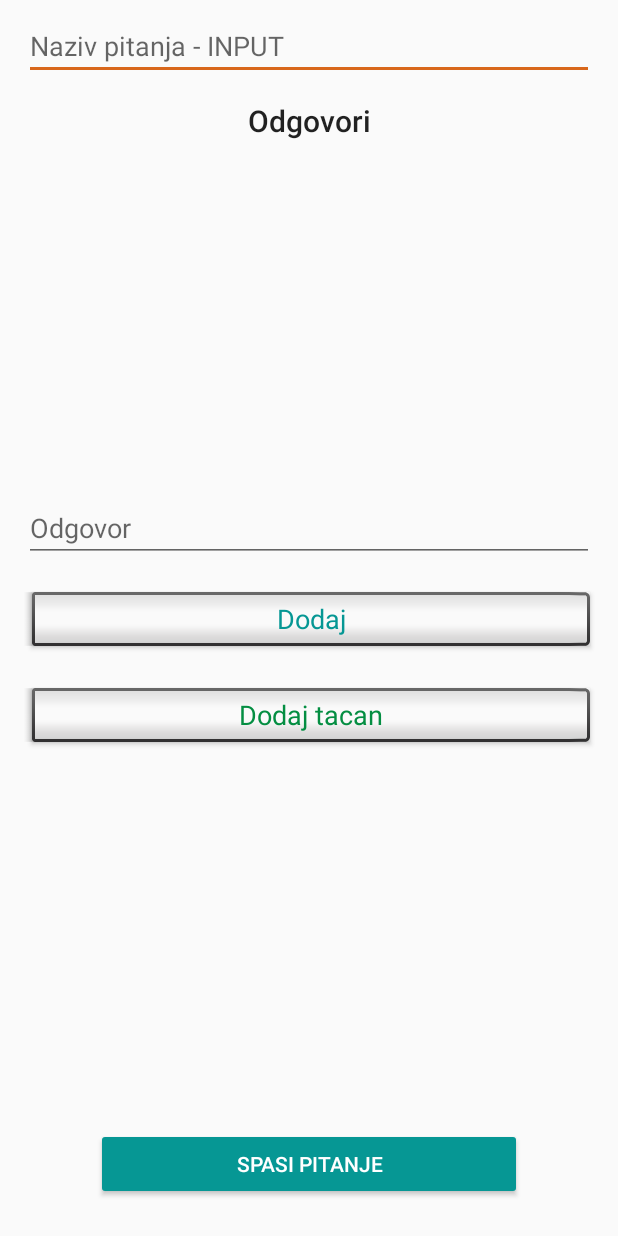
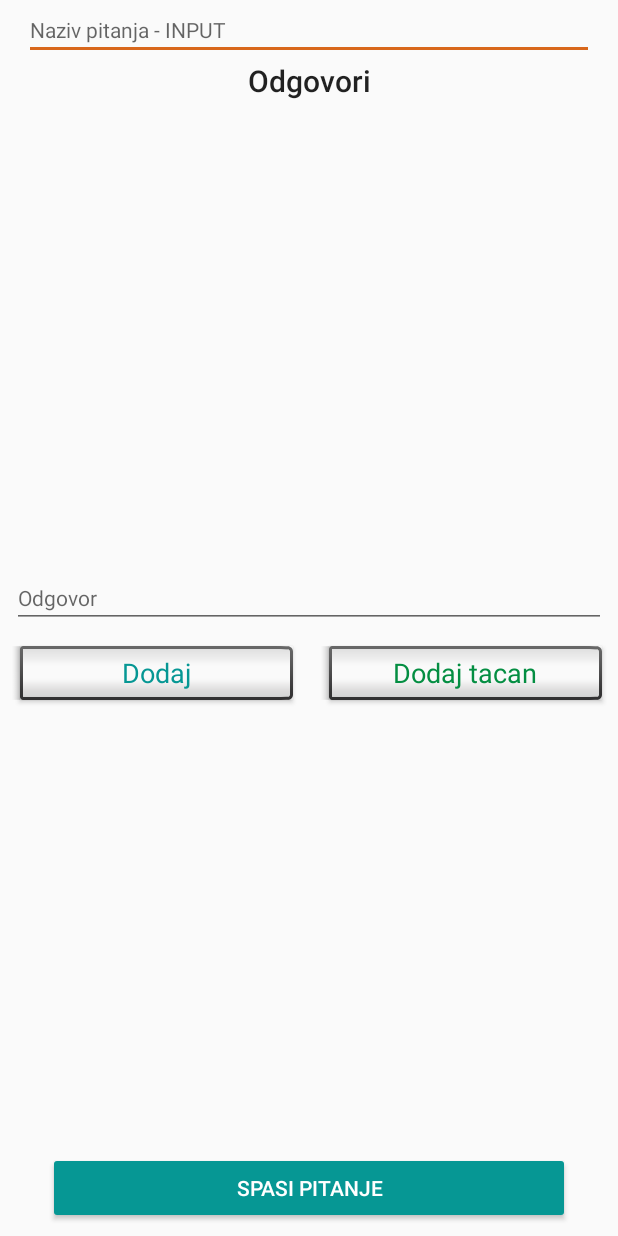
Before and after one commit to mand0ne/android-quiz-app, an Android app: the layout activity_dodaj_pitanje_akt.xml on its own in the app's theme, with its tools: preview values and no code run, on a phone screen of 412 x 824 dp. Run offline under Robolectric (Android 15) with nearby library versions, the phone set to English and light mode, and no system bars.

Commit message:
Izmjene u layout-ima

```diff
--- a/app/src/main/res/layout/activity_dodaj_kviz_akt.xml
+++ b/app/src/main/res/layout/activity_dodaj_kviz_akt.xml
@@ -12,7 +12,6 @@
         android:layout_width="0dp"
         android:layout_height="wrap_content"
         android:layout_marginStart="16dp"
-        android:layout_marginTop="8dp"
         android:layout_marginEnd="16dp"
         android:backgroundTint="#ff000000"
         android:backgroundTintMode="src_in"
@@ -27,8 +26,9 @@
         android:layout_width="0dp"
         android:layout_height="wrap_content"
         android:layout_marginStart="16dp"
-        android:layout_marginTop="8dp"
+        android:layout_marginTop="4dp"
         android:layout_marginEnd="16dp"
+        android:layout_marginBottom="-4dp"
         android:clickable="true"
         android:cursorVisible="true"
         android:ems="10"
@@ -47,7 +47,6 @@
         android:layout_width="wrap_content"
         android:layout_height="wrap_content"
         android:layout_marginStart="8dp"
-        android:layout_marginTop="8dp"
         android:layout_marginEnd="8dp"
         android:text="@string/pitanjaLabel"
         android:textAppearance="@style/TextAppearance.AppCompat.Small"
--- a/app/src/main/res/layout/activity_dodaj_pitanje_akt.xml
+++ b/app/src/main/res/layout/activity_dodaj_pitanje_akt.xml
@@ -13,12 +13,13 @@
         android:layout_width="0dp"
         android:layout_height="wrap_content"
         android:layout_marginStart="16dp"
-        android:layout_marginTop="8dp"
         android:layout_marginEnd="16dp"
         android:ems="10"
         android:hint="@string/etNazivPitanja"
         android:inputType="textPersonName|text"
+        android:textAppearance="@style/TextAppearance.AppCompat.Small"
         app:layout_constraintEnd_toEndOf="parent"
+        app:layout_constraintHorizontal_bias="0.0"
         app:layout_constraintStart_toStartOf="parent"
         app:layout_constraintTop_toTopOf="parent" />
 
@@ -27,57 +28,56 @@
         android:layout_width="wrap_content"
         android:layout_height="wrap_content"
         android:layout_marginStart="8dp"
-        android:layout_marginTop="24dp"
         android:layout_marginEnd="8dp"
-        android:layout_marginBottom="16dp"
         android:text="@string/labelOdgovori"
         android:textAppearance="@style/TextAppearance.AppCompat.Widget.ActionBar.Title"
-        app:layout_constraintBottom_toTopOf="@+id/guideline"
+        app:layout_constraintBottom_toTopOf="@+id/lvOdgovori"
         app:layout_constraintEnd_toEndOf="parent"
+        app:layout_constraintHorizontal_bias="0.5"
         app:layout_constraintStart_toStartOf="parent"
         app:layout_constraintTop_toBottomOf="@+id/etNaziv" />
 
     <ListView
         android:id="@+id/lvOdgovori"
-        android:layout_width="match_parent"
+        android:layout_width="0dp"
         android:layout_height="0dp"
         android:layout_marginStart="16dp"
-        android:layout_marginTop="16dp"
         android:layout_marginEnd="16dp"
-        android:layout_marginBottom="16dp"
-        app:layout_constraintBottom_toTopOf="@+id/guideline2"
+        app:layout_constraintBottom_toTopOf="@+id/guideline"
         app:layout_constraintEnd_toEndOf="parent"
+        app:layout_constraintHorizontal_bias="0.5"
         app:layout_constraintStart_toStartOf="parent"
-        app:layout_constraintTop_toTopOf="@+id/guideline" />
+        app:layout_constraintTop_toBottomOf="@+id/labelOdgovori" />
 
     <EditText
         android:id="@+id/etOdgovor"
         android:layout_width="0dp"
         android:layout_height="wrap_content"
-        android:layout_marginStart="16dp"
-        android:layout_marginTop="16dp"
-        android:layout_marginEnd="16dp"
+        android:layout_marginStart="8dp"
+        android:layout_marginTop="8dp"
+        android:layout_marginEnd="8dp"
         android:ems="10"
         android:hint="@string/etOdgovor"
         android:inputType="textPersonName|text"
+        android:textAppearance="@style/TextAppearance.AppCompat.Small"
         app:layout_constraintEnd_toEndOf="parent"
-        app:layout_constraintHorizontal_bias="0.0"
         app:layout_constraintStart_toStartOf="parent"
-        app:layout_constraintTop_toTopOf="@+id/guideline2" />
+        app:layout_constraintTop_toTopOf="@+id/guideline" />
 
     <Button
         android:id="@+id/btnDodajOdgovor"
         style="@android:style/Widget.Holo.Button.Inset"
         android:layout_width="0dp"
         android:layout_height="wrap_content"
-        android:layout_marginStart="16dp"
-        android:layout_marginTop="16dp"
-        android:layout_marginEnd="16dp"
+        android:layout_marginStart="8dp"
+        android:layout_marginTop="8dp"
+        android:layout_marginEnd="8dp"
         android:elegantTextHeight="false"
         android:fontFamily="sans-serif"
         android:text="@string/btnDodajOdgovor"
         android:textColor="@color/colorButton"
-        app:layout_constraintEnd_toEndOf="parent"
+        app:layout_constraintEnd_toStartOf="@+id/btnDodajTacan"
+        app:layout_constraintHorizontal_bias="0.5"
         app:layout_constraintStart_toStartOf="parent"
         app:layout_constraintTop_toBottomOf="@+id/etOdgovor" />
 
@@ -86,22 +86,23 @@
         style="@android:style/Widget.Holo.Button.Inset"
         android:layout_width="0dp"
         android:layout_height="wrap_content"
-        android:layout_marginStart="16dp"
-        android:layout_marginTop="16dp"
-        android:layout_marginEnd="16dp"
+        android:layout_marginStart="8dp"
+        android:layout_marginTop="8dp"
+        android:layout_marginEnd="8dp"
         android:text="@string/btnDodajTacan"
         android:textColor="@color/colorPrimary"
         app:layout_constraintEnd_toEndOf="parent"
-        app:layout_constraintStart_toStartOf="parent"
-        app:layout_constraintTop_toBottomOf="@+id/btnDodajOdgovor" />
+        app:layout_constraintHorizontal_bias="0.5"
+        app:layout_constraintStart_toEndOf="@+id/btnDodajOdgovor"
+        app:layout_constraintTop_toBottomOf="@+id/etOdgovor" />
 
     <Button
         android:id="@+id/btnDodajPitanje"
         android:layout_width="0dp"
         android:layout_height="wrap_content"
-        android:layout_marginStart="64dp"
-        android:layout_marginEnd="64dp"
-        android:layout_marginBottom="24dp"
+        android:layout_marginStart="32dp"
+        android:layout_marginEnd="32dp"
+        android:layout_marginBottom="8dp"
         android:backgroundTint="@color/colorButton"
         android:foregroundTint="@color/colorButton"
         android:text="@string/btnDodajPitanje"
@@ -115,14 +116,7 @@
         android:layout_width="wrap_content"
         android:layout_height="wrap_content"
         android:orientation="horizontal"
-        app:layout_constraintGuide_percent="0.12" />
-
-    <android.support.constraint.Guideline
-        android:id="@+id/guideline2"
-        android:layout_width="wrap_content"
-        android:layout_height="wrap_content"
-        android:orientation="horizontal"
-        app:layout_constraintGuide_percent="0.38" />
+        app:layout_constraintGuide_percent="0.45" />
 
 
 </android.support.constraint.ConstraintLayout>
```
